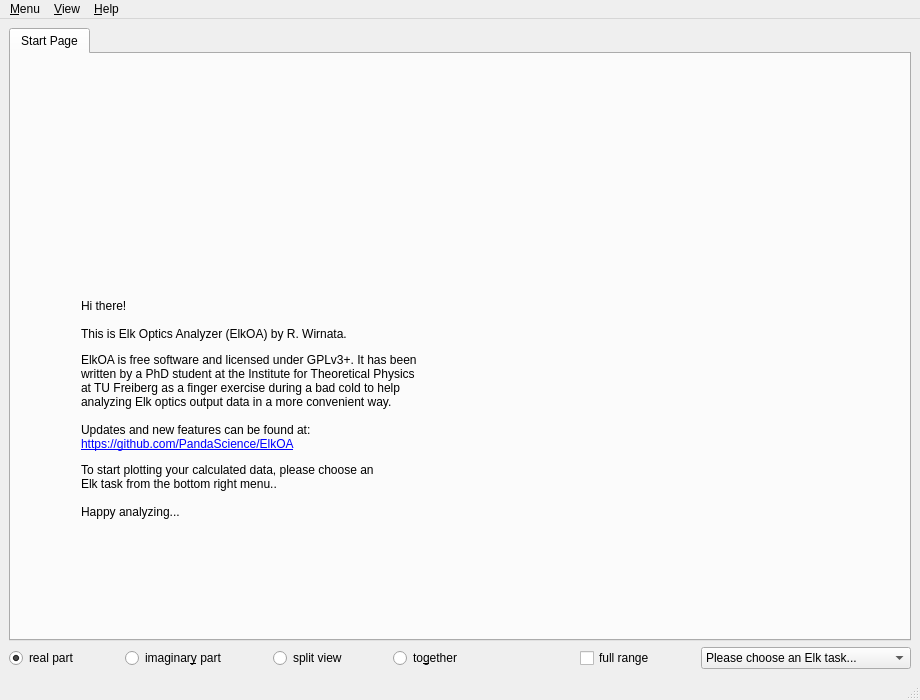
Qt form elkoa/gui/MainWindow.ui (PandaScience/ElkOpticsAnalyzer) before a commit.
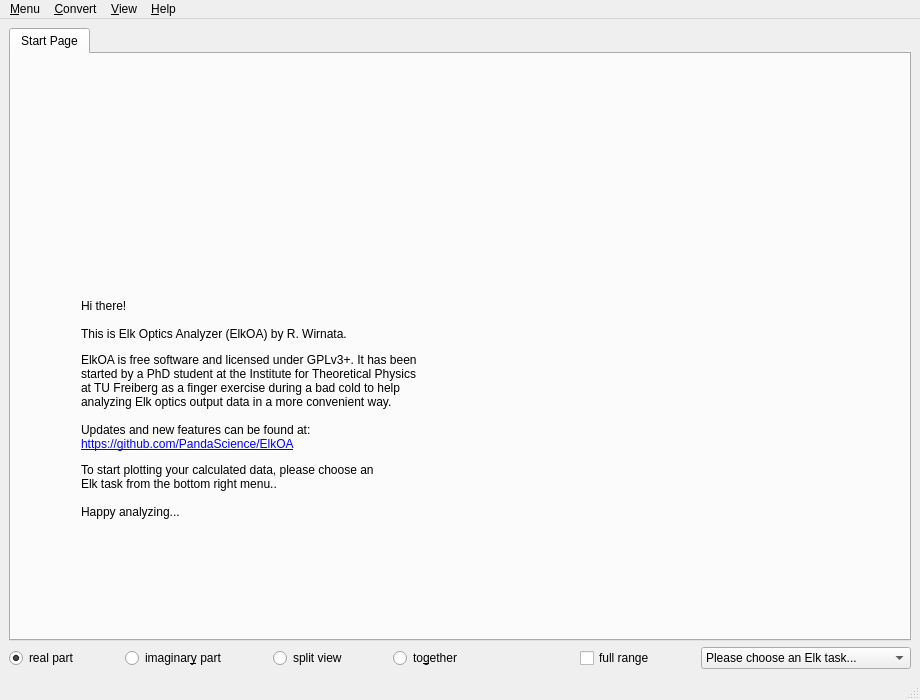
The same form after that commit. Icons and pictures are not drawn.

Commit message:
Add conversion feature to GUI
- Add first version of GUI converter dialog/functionality
- Separate MainWindow and UiDialogs code
- Fix crash after opening dialogs right after start
- Fix issues with batch loading introduced by last commit
- Add smaller changes, refactoring, fix typos
- Update README
- Fix license file not being correctly recognized by github

Sem-Ver: feature

```diff
--- a/elkoa/gui/MainWindow.ui
+++ b/elkoa/gui/MainWindow.ui
@@ -77,7 +77,7 @@
            </rect>
           </property>
           <property name="text">
-           <string>&lt;html&gt;&lt;head/&gt;&lt;body&gt;&lt;p&gt;Hi there!&lt;br/&gt;&lt;br/&gt;This is Elk Optics Analyzer (ElkOA) by R. Wirnata.&lt;/p&gt;&lt;p&gt;ElkOA is free software and licensed under GPLv3+. It has been &lt;br/&gt;written by a PhD student at the Institute for Theoretical Physics &lt;br/&gt;at TU Freiberg as a finger exercise during a bad cold to help &lt;br/&gt;analyzing Elk optics output data in a more convenient way.&lt;br/&gt;&lt;br/&gt;Updates and new features can be found at:&lt;br/&gt;&lt;a href=&quot;https://github.com/PandaScience/ElkOA&quot;&gt;&lt;span style=&quot; text-decoration: underline; color:#0000ff;&quot;&gt;https://github.com/PandaScience/ElkOA&lt;/span&gt;&lt;/a&gt;&lt;/p&gt;&lt;p&gt;To start plotting your calculated data, please choose an &lt;br/&gt;Elk task from the bottom right menu..&lt;br/&gt;&lt;br/&gt;Happy analyzing...&lt;/p&gt;&lt;/body&gt;&lt;/html&gt;</string>
+           <string>&lt;html&gt;&lt;head/&gt;&lt;body&gt;&lt;p&gt;Hi there!&lt;br/&gt;&lt;br/&gt;This is Elk Optics Analyzer (ElkOA) by R. Wirnata.&lt;/p&gt;&lt;p&gt;ElkOA is free software and licensed under GPLv3+. It has been &lt;br/&gt;started by a PhD student at the Institute for Theoretical Physics &lt;br/&gt;at TU Freiberg as a finger exercise during a bad cold to help &lt;br/&gt;analyzing Elk optics output data in a more convenient way.&lt;br/&gt;&lt;br/&gt;Updates and new features can be found at:&lt;br/&gt;&lt;a href=&quot;https://github.com/PandaScience/ElkOA&quot;&gt;&lt;span style=&quot; text-decoration: underline; color:#0000ff;&quot;&gt;https://github.com/PandaScience/ElkOA&lt;/span&gt;&lt;/a&gt;&lt;/p&gt;&lt;p&gt;To start plotting your calculated data, please choose an &lt;br/&gt;Elk task from the bottom right menu..&lt;br/&gt;&lt;br/&gt;Happy analyzing...&lt;/p&gt;&lt;/body&gt;&lt;/html&gt;</string>
           </property>
           <property name="wordWrap">
            <bool>false</bool>
@@ -364,7 +364,16 @@
     </property>
     <addaction name="actionAbout"/>
    </widget>
+   <widget class="QMenu" name="menuConvert">
+    <property name="title">
+     <string>&amp;Convert</string>
+    </property>
+    <addaction name="actionResponseRelations"/>
+    <addaction name="actionRefractiveIndex"/>
+    <addaction name="actionIndexEllipsoid"/>
+   </widget>
    <addaction name="menuMenu"/>
+   <addaction name="menuConvert"/>
    <addaction name="menuView"/>
    <addaction name="menuHelp"/>
   </widget>
```
Left out of the diff: 41 changed lines with no effect on the pictures. The commit also changes 13 other files.
